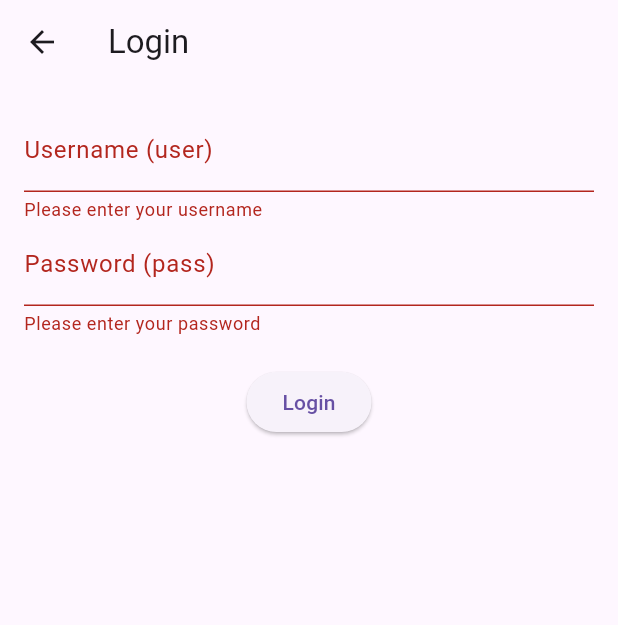
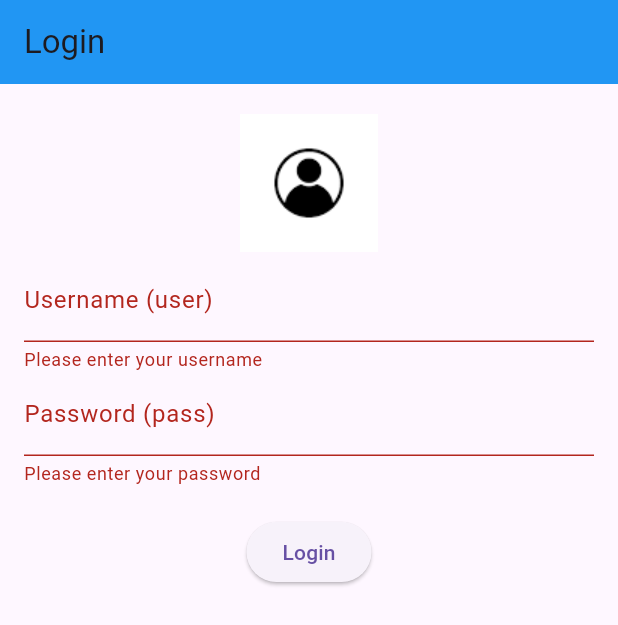
Before and after one commit to BITOKCOLLINS/PLP-PROJECT-FARMERS-APP, a Flutter app: the screen it shows after launch, after a tap on "Login", on a phone screen of 412 x 824 dp. Shown: the top 625 px of the screen. Run offline on Flutter 3.47's test engine with Material 3 defaults, Android fonts, the phone set to English and light mode, and no system bars.

Commit message:
add assets,pubspec mod & main mod

```diff
--- a/lib/main.dart
+++ b/lib/main.dart
@@ -1,7 +1,7 @@
-import 'package:flutter/material.dart';
+import 'package:flutter/material.dart'; // Import for building the user interface
 
 void main() {
-  runApp(FarmersRevenueEvaluationApp());
+  runApp(FarmersRevenueEvaluationApp()); // Start the app with the main widget
 }
 
 class FarmersRevenueEvaluationApp extends StatelessWidget {
@@ -10,15 +10,15 @@ class FarmersRevenueEvaluationApp extends StatelessWidget {
     return MaterialApp(
       title: 'Farmers Revenue Evaluation',
       theme: ThemeData(
-        primarySwatch: Colors.green,
+        primarySwatch: Colors.green, // Sets the app's primary color theme
       ),
-      initialRoute: '/login',
+      initialRoute: '/', // Defines the initial route (login screen)
       routes: {
-        '/login': (context) => LoginPage(),
-        '/': (context) => PlantationExpensePage(),
+        '/': (context) => LoginPage(),
+        '/expense': (context) => PlantationExpensePage(),
         '/revenue': (context) => RevenuePage(),
         '/result': (context) => ResultPage(),
-        //'/statistics': (context) => StatisticsPage(),
+        '/statistics': (context) => StatisticsPage(),
       },
     );
   }
@@ -45,15 +45,24 @@ class _LoginPageState extends State<LoginPage> {
   Widget build(BuildContext context) {
     return Scaffold(
       appBar: AppBar(
-        title: Text('Login'),
+        title: Text('Login'), // Title for login screen
+        backgroundColor: Colors.blue,
       ),
       body: Padding(
         padding: EdgeInsets.all(16.0),
         child: Form(
+          // Form widget for handling user input and validation
           key: _formKey,
           child: Column(
             children: [
+              Container( // Container to hold the image
+                child: Image.asset(
+                  'assets/login.png',
+                  height: 100.0, // image height
+                ),
+              ),
               TextFormField(
+                // Text field for username
                 controller: _usernameController,
                 decoration: InputDecoration(labelText: 'Username (user)'),
                 validator: (value) {
@@ -64,6 +73,7 @@ class _LoginPageState extends State<LoginPage> {
                 },
               ),
               TextFormField(
+                // Text field for password (hidden)
                 controller: _passwordController,
                 decoration: InputDecoration(labelText: 'Password (pass)'),
                 obscureText: true,
@@ -74,7 +84,7 @@ class _LoginPageState extends State<LoginPage> {
                   return null;
                 },
               ),
-              SizedBox(height: 20),
+              SizedBox(height: 20), // Spacing between elements
               ElevatedButton(
                 onPressed: () {
                   if (_formKey.currentState!.validate()) {
@@ -83,9 +93,9 @@ class _LoginPageState extends State<LoginPage> {
 
                     if (username == 'user' && password == 'pass') {
                       // Navigate to PlantationExpensePage
-                      Navigator.pushNamed(context, '/');
+                      Navigator.pushNamed(context, '/expense');
                     } else {
-                      // Show an error message
+                      // Show an error message for invalid credentials
                       ScaffoldMessenger.of(context).showSnackBar(
                         SnackBar(
                           content: Text('Invalid username or password'),
@@ -126,6 +136,7 @@ class _PlantationExpensePageState extends State<PlantationExpensePage> {
     return Scaffold(
       appBar: AppBar(
         title: Text('Enter Plantation Expense'),
+        backgroundColor: Colors.blue,
       ),
       body: Padding(
         padding: EdgeInsets.all(16.0),
@@ -197,6 +208,7 @@ class _RevenuePageState extends State<RevenuePage> {
     return Scaffold(
       appBar: AppBar(
         title: Text('Enter Harvest Revenue'),
+        backgroundColor: Colors.blue,
       ),
       body: Padding(
         padding: EdgeInsets.all(16.0),
@@ -249,12 +261,19 @@ class ResultPage extends StatelessWidget {
     return Scaffold(
       appBar: AppBar(
         title: Text('Result'),
+        backgroundColor: Colors.lightBlue,
       ),
       body: Padding(
         padding: EdgeInsets.all(16.0),
         child: Column(
           mainAxisAlignment: MainAxisAlignment.center,
           children: [
+            Container( // Container to hold the image
+                child: Image.asset(
+                  'assets/analysis.jpg',
+                  height: 100.0, // image height
+                ),
+              ),
             Text(
               'Year: $year',
               style: TextStyle(fontSize: 20),
@@ -301,6 +320,7 @@ class StatisticsPage extends StatelessWidget {
     return Scaffold(
       appBar: AppBar(
         title: Text('Statistics'),
+        backgroundColor: Colors.blue,
       ),
       body: Padding(
         padding: EdgeInsets.all(16.0),
--- a/pubspec.yaml
+++ b/pubspec.yaml
@@ -59,7 +59,8 @@ flutter:
   uses-material-design: true
 
   # To add assets to your application, add an assets section, like this:
-  # assets:
+  assets:
+      - assets/
   #   - images/a_dot_burr.jpeg
   #   - images/a_dot_ham.jpeg
 
```
Also changed, not shown: assets/analysis.jpg (added), assets/login.png (added), assets/tractor.jpg (added).
